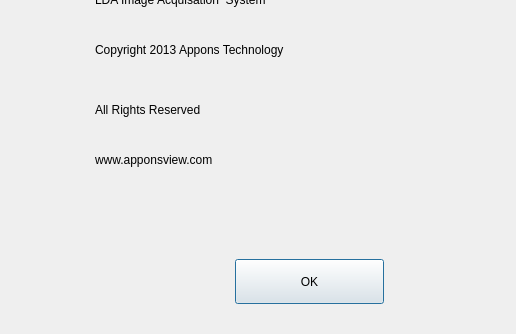
Before: the Qt Designer form aboutDlg.ui in zhengyi-beijing/ApponsView, drawn with Qt 5; both pictures show x 135 to 651 and y 101 to 435 of the 651 by 435 pixel window.
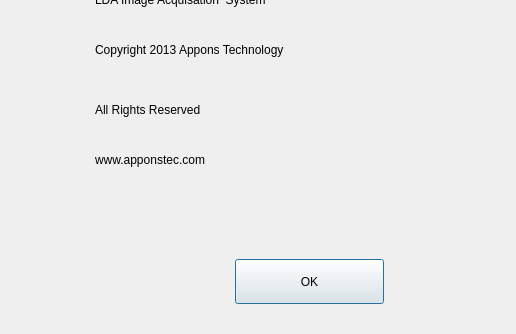
After: the same form once the commit is applied. Icons and pictures are not drawn.

```diff
--- a/aboutDlg.ui
+++ b/aboutDlg.ui
@@ -122,11 +122,11 @@
      <x>230</x>
      <y>240</y>
      <width>291</width>
-     <height>41</height>
+     <height>42</height>
     </rect>
    </property>
    <property name="text">
-    <string>www.apponsview.com</string>
+    <string>www.apponstec.com</string>
    </property>
    <property name="textFormat">
     <enum>Qt::AutoText</enum>
```
